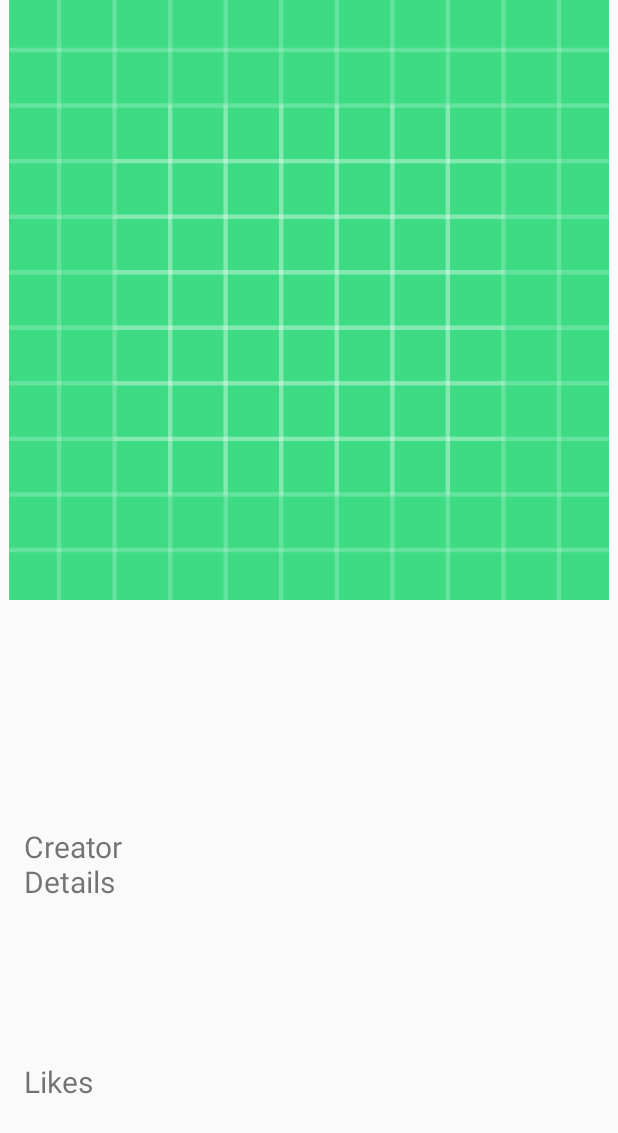
After one commit to Jisan129/RecycleVIew_with_Json, an Android app: the layout activity_detail.xml on its own in the app's theme, with its tools: preview values and no code run, on a phone screen of 412 x 824 dp. The commit adds this screen. Shown: the top 1133 px of the screen. Run offline under Robolectric (Android 15) with nearby library versions, the phone set to English and light mode, and no system bars; network calls fail.

Commit message:
Complete app just one bug of Styling the UI

```diff
--- a/app/src/main/AndroidManifest.xml
+++ b/app/src/main/AndroidManifest.xml
@@ -1,7 +1,9 @@
 <?xml version="1.0" encoding="utf-8"?>
 <manifest xmlns:android="http://schemas.android.com/apk/res/android"
     package="com.example.recycleview_with_json">
-    <uses-permission android:name="android.permission.INTERNET"/>
+
+    <uses-permission android:name="android.permission.INTERNET" />
+
     <application
         android:allowBackup="true"
         android:icon="@mipmap/ic_launcher"
@@ -9,6 +11,7 @@
         android:roundIcon="@mipmap/ic_launcher_round"
         android:supportsRtl="true"
         android:theme="@style/AppTheme">
+        <activity android:name=".DetailActivity"></activity>
         <activity android:name=".MainActivity">
             <intent-filter>
                 <action android:name="android.intent.action.MAIN" />
--- /dev/null
+++ b/app/src/main/res/layout/activity_detail.xml
@@ -0,0 +1,49 @@
+<?xml version="1.0" encoding="utf-8"?>
+<androidx.constraintlayout.widget.ConstraintLayout xmlns:android="http://schemas.android.com/apk/res/android"
+    xmlns:app="http://schemas.android.com/apk/res-auto"
+    xmlns:tools="http://schemas.android.com/tools"
+    android:layout_width="match_parent"
+    android:layout_height="match_parent"
+    tools:context=".DetailActivity">
+
+
+    <ImageView
+        android:id="@+id/imageViewDetails"
+
+        android:layout_width="match_parent"
+        android:layout_height="400dp"
+        app:layout_constraintBottom_toBottomOf="parent"
+        app:layout_constraintEnd_toEndOf="parent"
+        app:layout_constraintHorizontal_bias="0.0"
+        app:layout_constraintStart_toStartOf="parent"
+        app:layout_constraintTop_toTopOf="parent"
+        app:layout_constraintVertical_bias="0.0"
+        app:srcCompat="@drawable/ic_launcher_background" />
+
+    <TextView
+        android:id="@+id/creatorDetails"
+        android:layout_width="99dp"
+        android:layout_height="45dp"
+        android:layout_marginBottom="44dp"
+        android:text="Creator Details"
+        android:textSize="20sp"
+        app:layout_constraintBottom_toTopOf="@+id/likeDetails"
+        app:layout_constraintEnd_toEndOf="parent"
+        app:layout_constraintHorizontal_bias="0.051"
+        app:layout_constraintStart_toStartOf="parent"
+        app:layout_constraintTop_toTopOf="@+id/imageViewDetails"
+        app:layout_constraintVertical_bias="0.891" />
+
+    <TextView
+        android:id="@+id/likeDetails"
+        android:layout_width="73dp"
+        android:layout_height="28dp"
+        android:text="Likes "
+        android:textSize="20sp"
+        app:layout_constraintBottom_toBottomOf="parent"
+        app:layout_constraintEnd_toEndOf="parent"
+        app:layout_constraintHorizontal_bias="0.047"
+        app:layout_constraintStart_toStartOf="parent"
+        app:layout_constraintTop_toTopOf="parent"
+        app:layout_constraintVertical_bias="0.889" />
+</androidx.constraintlayout.widget.ConstraintLayout>
```
Also changed, not shown: app/src/main/java/com/example/recycleview_with_json/DetailActivity.java (added, +41 -0 lines), app/src/main/java/com/example/recycleview_with_json/ExampleAdapter.java (+25 -2 lines), app/src/main/java/com/example/recycleview_with_json/MainActivity.java (+18 -2 lines).
